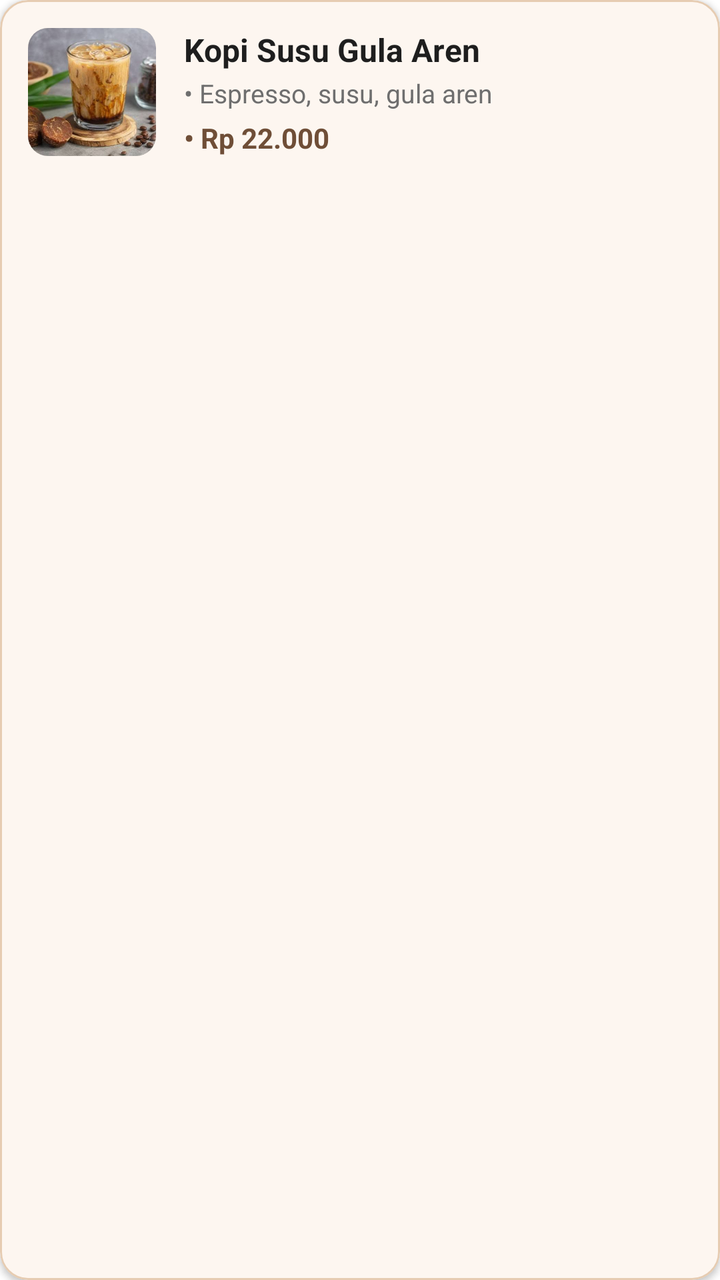
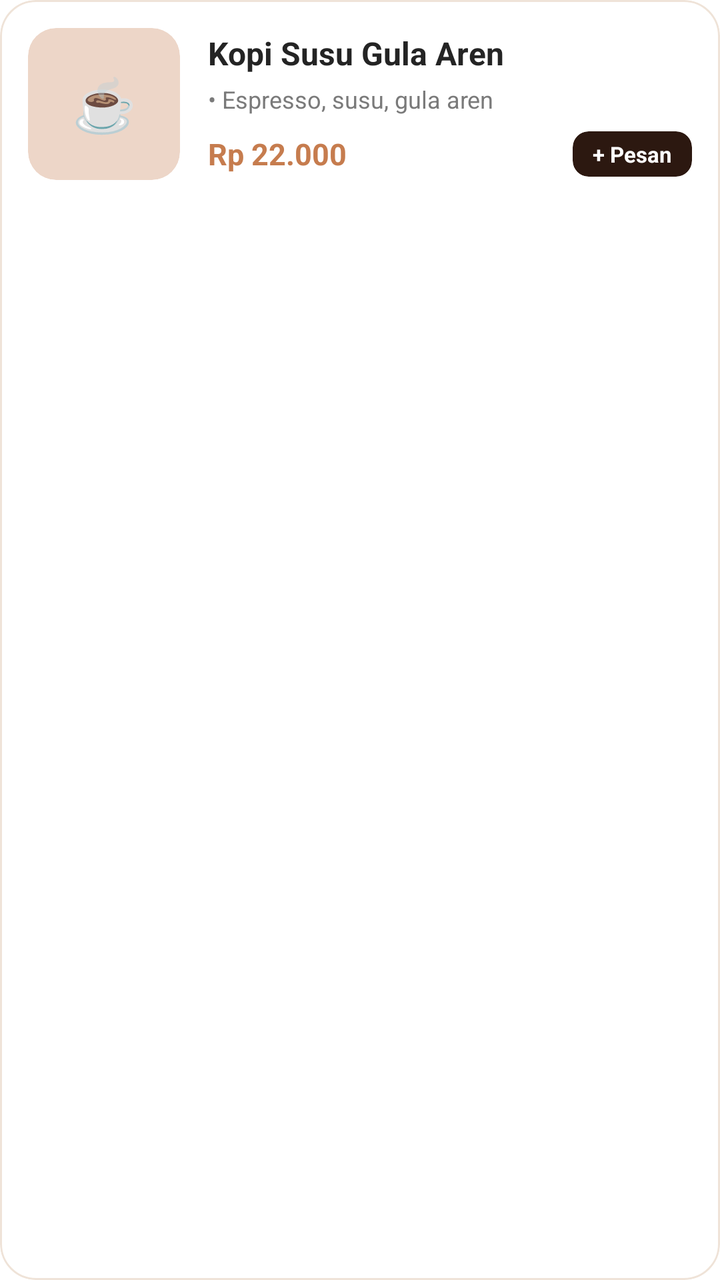

The first picture is an Android layout as it rendered before a commit; the second is the same layout after the commit. The layout source and the unified diff follow.
<!-- AndroidManifest.xml: application theme Theme.MaterialComponents.DayNight.NoActionBar -->
<!-- res/layout/item_menu.xml -->
<?xml version="1.0" encoding="utf-8"?>
<com.google.android.material.card.MaterialCardView xmlns:android="http://schemas.android.com/apk/res/android"
    xmlns:app="http://schemas.android.com/apk/res-auto"
    android:layout_width="match_parent"
    android:layout_height="wrap_content"
    android:layout_marginBottom="12dp"
    app:cardBackgroundColor="@color/card_bg"
    app:cardCornerRadius="14dp"
    app:cardElevation="2dp"
    app:strokeColor="@color/card_stroke"
    app:strokeWidth="1dp">

    <LinearLayout
        android:layout_width="match_parent"
        android:layout_height="wrap_content"
        android:gravity="center_vertical"
        android:orientation="horizontal"
        android:padding="14dp">

        
        <com.google.android.material.card.MaterialCardView
            android:layout_width="64dp"
            android:layout_height="64dp"
            app:cardBackgroundColor="@color/coffee_cream"
            app:cardCornerRadius="10dp"
            app:cardElevation="0dp">

            <ImageView
                android:id="@+id/ivFotoMenu"
                android:layout_width="match_parent"
                android:layout_height="match_parent"
                android:contentDescription="Foto Menu"
                android:scaleType="centerCrop"
                android:src="@drawable/kopi_gula_aren" />
        </com.google.android.material.card.MaterialCardView>

        
        <LinearLayout
            android:layout_width="0dp"
            android:layout_height="wrap_content"
            android:layout_marginStart="14dp"
            android:layout_weight="1"
            android:orientation="vertical">

            <TextView
                android:id="@+id/tvNamaMenu"
                android:layout_width="wrap_content"
                android:layout_height="wrap_content"
                android:text="Kopi Susu Gula Aren"
                android:textColor="@color/text_primary"
                android:textSize="16sp"
                android:textStyle="bold" />

            <TextView
                android:id="@+id/tvDeskripsiMenu"
                android:layout_width="wrap_content"
                android:layout_height="wrap_content"
                android:layout_marginTop="2dp"
                android:text="• Espresso, susu, gula aren"
                android:textColor="@color/text_secondary"
                android:textSize="13sp" />

            <TextView
                android:id="@+id/tvHargaMenu"
                android:layout_width="wrap_content"
                android:layout_height="wrap_content"
                android:layout_marginTop="4dp"
                android:text="• Rp 22.000"
                android:textColor="@color/coffee_primary"
                android:textSize="14sp"
                android:textStyle="bold" />
        </LinearLayout>

    </LinearLayout>
</com.google.android.material.card.MaterialCardView>
<!-- resources referenced by this layout -->
<resources>
  <color name="card_bg">#FFFDF6F0</color>
  <color name="card_stroke">#FFE6CCB2</color>
  <color name="coffee_cream">#FFF5DEC9</color>
  <color name="coffee_primary">#FF6F4E37</color>
  <color name="text_primary">#FF1E1E1E</color>
  <color name="text_secondary">#FF6E6E6E</color>
  <!-- drawable kopi_gula_aren: jpeg bitmap (drawable, 26680 bytes) -->
</resources>

<!-- the commit's change to res/layout/item_menu.xml (unified diff, before → after) -->
@@ -3,10 +3,10 @@
     xmlns:app="http://schemas.android.com/apk/res-auto"
     android:layout_width="match_parent"
     android:layout_height="wrap_content"
-    android:layout_marginBottom="12dp"
+    android:layout_marginBottom="14dp"
     app:cardBackgroundColor="@color/card_bg"
-    app:cardCornerRadius="14dp"
-    app:cardElevation="2dp"
+    app:cardCornerRadius="18dp"
+    app:cardElevation="3dp"
     app:strokeColor="@color/card_stroke"
     app:strokeWidth="1dp">
 
@@ -19,19 +19,32 @@
 
         
         <com.google.android.material.card.MaterialCardView
-            android:layout_width="64dp"
-            android:layout_height="64dp"
+            android:layout_width="76dp"
+            android:layout_height="76dp"
             app:cardBackgroundColor="@color/coffee_cream"
-            app:cardCornerRadius="10dp"
+            app:cardCornerRadius="14dp"
             app:cardElevation="0dp">
 
-            <ImageView
-                android:id="@+id/ivFotoMenu"
+            <FrameLayout
                 android:layout_width="match_parent"
-                android:layout_height="match_parent"
-                android:contentDescription="Foto Menu"
-                android:scaleType="centerCrop"
-                android:src="@drawable/kopi_gula_aren" />
+                android:layout_height="match_parent">
+
+                <TextView
+                    android:id="@+id/tvFotoPlaceholder"
+                    android:layout_width="match_parent"
+                    android:layout_height="match_parent"
+                    android:gravity="center"
+                    android:text="☕"
+                    android:textColor="@color/coffee_dark"
+                    android:textSize="26sp" />
+
+                <ImageView
+                    android:id="@+id/ivFotoMenu"
+                    android:layout_width="match_parent"
+                    android:layout_height="match_parent"
+                    android:contentDescription="Foto Menu"
+                    android:scaleType="centerCrop" />
+            </FrameLayout>
         </com.google.android.material.card.MaterialCardView>
 
         
@@ -55,20 +68,46 @@
                 android:id="@+id/tvDeskripsiMenu"
                 android:layout_width="wrap_content"
                 android:layout_height="wrap_content"
-                android:layout_marginTop="2dp"
+                android:layout_marginTop="4dp"
                 android:text="• Espresso, susu, gula aren"
                 android:textColor="@color/text_secondary"
-                android:textSize="13sp" />
+                android:textSize="12sp" />
 
-            <TextView
-                android:id="@+id/tvHargaMenu"
-                android:layout_width="wrap_content"
+            <LinearLayout
+                android:layout_width="match_parent"
                 android:layout_height="wrap_content"
-                android:layout_marginTop="4dp"
-                android:text="• Rp 22.000"
-                android:textColor="@color/coffee_primary"
-                android:textSize="14sp"
-                android:textStyle="bold" />
+                android:layout_marginTop="8dp"
+                android:gravity="center_vertical"
+                android:orientation="horizontal">
+
+                <TextView
+                    android:id="@+id/tvHargaMenu"
+                    android:layout_width="0dp"
+                    android:layout_height="wrap_content"
+                    android:layout_weight="1"
+                    android:text="Rp 22.000"
+                    android:textColor="@color/coffee_primary"
+                    android:textSize="15sp"
+                    android:textStyle="bold" />
+
+                <com.google.android.material.card.MaterialCardView
+                    android:layout_width="wrap_content"
+                    android:layout_height="wrap_content"
+                    app:cardBackgroundColor="@color/dark_button"
+                    app:cardCornerRadius="8dp"
+                    app:cardElevation="0dp">
+
+                    <TextView
+                        android:layout_width="wrap_content"
+                        android:layout_height="wrap_content"
+                        android:paddingHorizontal="10dp"
+                        android:paddingVertical="4dp"
+                        android:text="+ Pesan"
+                        android:textColor="@color/white"
+                        android:textSize="11sp"
+                        android:textStyle="bold" />
+                </com.google.android.material.card.MaterialCardView>
+            </LinearLayout>
         </LinearLayout>
 
     </LinearLayout>
<!-- resource entries referenced after the edit -->
@@ -1,11 +1,13 @@
 <!-- resources referenced by this layout -->
 <resources>
-  <color name="card_bg">#FFFDF6F0</color>
-  <color name="card_stroke">#FFE6CCB2</color>
-  <color name="coffee_cream">#FFF5DEC9</color>
-  <color name="coffee_primary">#FF6F4E37</color>
-  <color name="text_primary">#FF1E1E1E</color>
-  <color name="text_secondary">#FF6E6E6E</color>
-  <!-- drawable kopi_gula_aren: jpeg bitmap (drawable, 26680 bytes) -->
+  <color name="card_bg">#FFFFFFFF</color>
+  <color name="card_stroke">#FFEFE3D8</color>
+  <color name="coffee_cream">#FFEDD6C8</color>
+  <color name="coffee_dark">#FF3E2723</color>
+  <color name="coffee_primary">#FFC67C4E</color>
+  <color name="dark_button">#FF2C1810</color>
+  <color name="text_primary">#FF242424</color>
+  <color name="text_secondary">#FF7A7A7A</color>
+  <color name="white">#FFFFFFFF</color>
 </resources>
 
